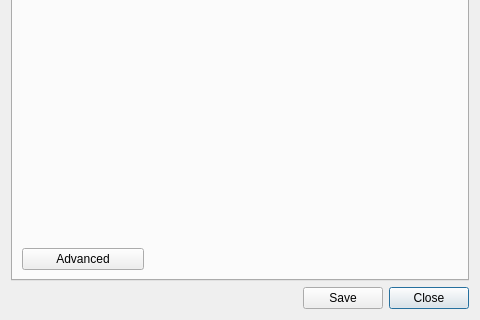
Above: ui/settings.ui from ultravideo/uvgComm before the change; both pictures show x 0 to 480 and y 320 to 640 of the 480 by 640 pixel window. Below: the same form after it.
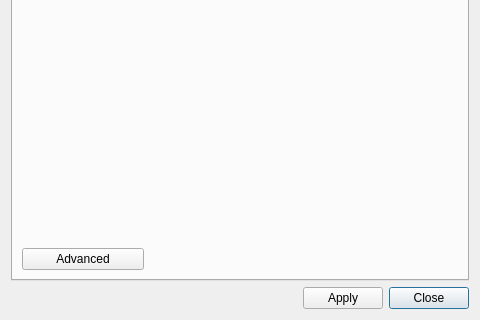
That is the form after the change.

Commit message: feature(Settings): Renamed save to apply in Settings UI.

```diff
--- a/ui/settings.ui
+++ b/ui/settings.ui
@@ -37,7 +37,7 @@
    <item row="2" column="1">
     <widget class="QPushButton" name="save">
      <property name="text">
-      <string>Save</string>
+      <string>Apply</string>
      </property>
     </widget>
    </item>
```
The commit also changes 2 other files.
